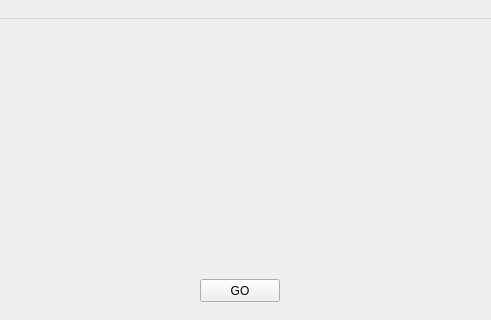
This is Philler_Main.ui in Gauntleteer/Philler as Qt 5 draws it before an edit; both pictures show x 260 to 751 and y 0 to 320 of the 1024 by 600 pixel window. The edited form follows.
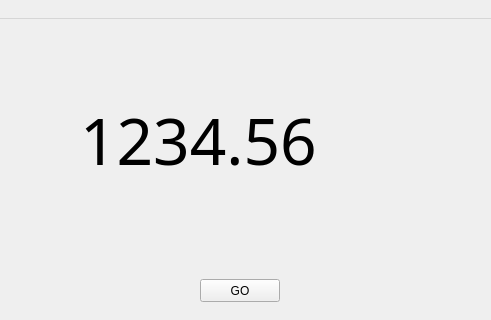
This is the edited form.

What changed in the file:
```diff
--- a/Philler_Main.ui
+++ b/Philler_Main.ui
@@ -33,6 +33,25 @@
      <string>GO</string>
     </property>
    </widget>
+   <widget class="QLabel" name="label">
+    <property name="geometry">
+     <rect>
+      <x>340</x>
+      <y>40</y>
+      <width>331</width>
+      <height>161</height>
+     </rect>
+    </property>
+    <property name="font">
+     <font>
+      <family>DSEG7 Modern</family>
+      <pointsize>48</pointsize>
+     </font>
+    </property>
+    <property name="text">
+     <string>1234.56</string>
+    </property>
+   </widget>
   </widget>
   <widget class="QMenuBar" name="menubar">
    <property name="geometry">
```
